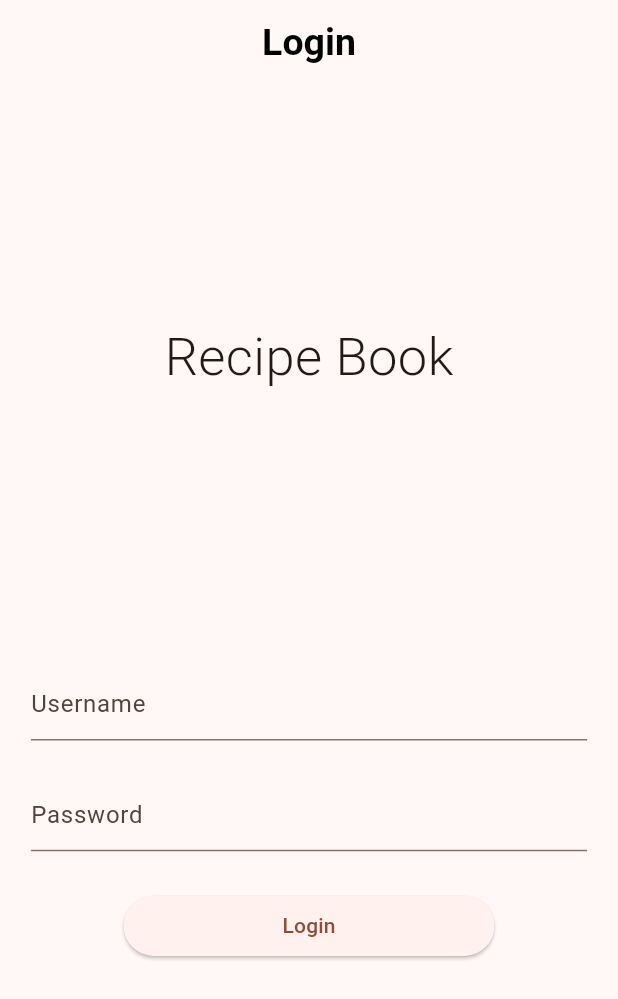
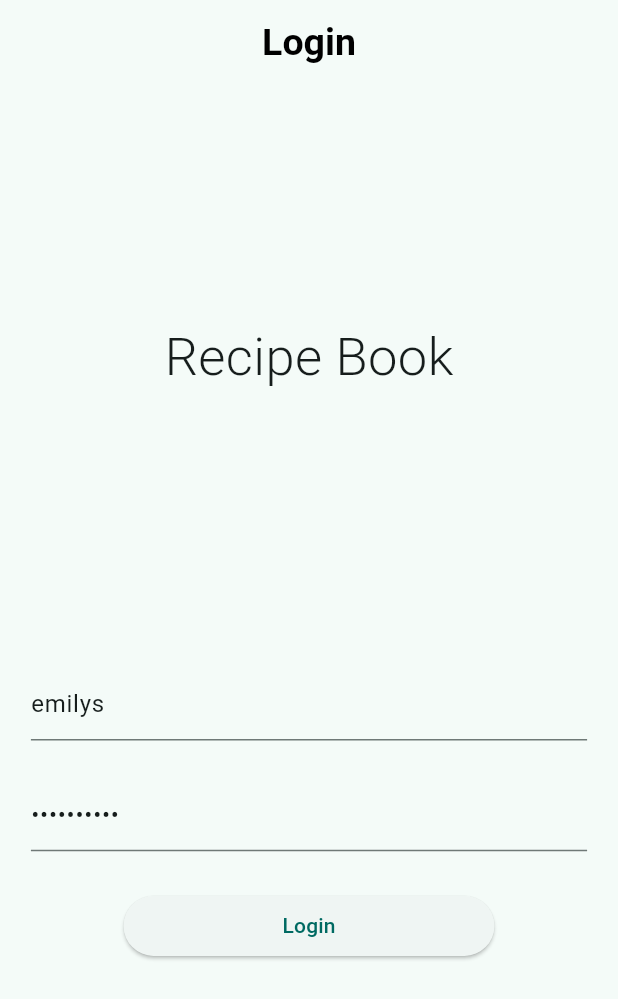
Before and after one commit to keiran0/flutter_recipe_app, a Flutter app: the screen it shows after launch, after a tap on "Login", on a phone screen of 412 x 824 dp. Shown: the top 999 px of the screen. Run offline on Flutter 3.47's test engine with Material 3 defaults, Android fonts, the phone set to English and light mode, and no system bars; our stand-ins replace dio; missing offline and left inert: status_alert; accounts and stored records are empty; network calls fail.

Commit message:
changed version of flutter and added more stuff

```diff
--- /dev/null
+++ b/lib/const.dart
@@ -0,0 +1 @@
+const String API_BASE_URL = "https://dummyjson.com/";
--- a/lib/main.dart
+++ b/lib/main.dart
@@ -1,5 +1,6 @@
 import 'package:flutter/material.dart';
 import 'package:recipes_app/pages/login_page.dart';
+import './pages/home_page.dart';
 
 void main() {
   runApp(myApp());
@@ -13,7 +14,7 @@ class myApp extends StatelessWidget {
       title: 'Recipe book',
       debugShowCheckedModeBanner: false,
       theme: ThemeData(
-        colorScheme: ColorScheme.fromSeed(seedColor: Colors.deepOrange),
+        colorScheme: ColorScheme.fromSeed(seedColor: const Color.fromARGB(255, 15, 248, 229)),
         appBarTheme: const AppBarTheme(
           titleTextStyle: TextStyle(
             color: Colors.black,
@@ -22,7 +23,11 @@ class myApp extends StatelessWidget {
           )
         )
       ),
-      home: LoginPage(),
+      initialRoute: "/login",
+      routes: {
+        "/login": (context) => LoginPage(),
+        "/home": (context) => HomePage(),
+      }
     );
   }
 
--- /dev/null
+++ b/lib/models/recipe.dart
@@ -0,0 +1,112 @@
+class Recipe {
+    int id;
+    String name;
+    List<String> ingredients;
+    List<String> instructions;
+    int prepTimeMinutes;
+    int cookTimeMinutes;
+    int servings;
+    String difficulty;
+    String cuisine;
+    int caloriesPerServing;
+    List<String> tags;
+    int userId;
+    String image;
+    double rating;
+    int reviewCount;
+    List<String> mealType;
+
+    Recipe({
+        required this.id,
+        required this.name,
+        required this.ingredients,
+        required this.instructions,
+        required this.prepTimeMinutes,
+        required this.cookTimeMinutes,
+        required this.servings,
+        required this.difficulty,
+        required this.cuisine,
+        required this.caloriesPerServing,
+        required this.tags,
+        required this.userId,
+        required this.image,
+        required this.rating,
+        required this.reviewCount,
+        required this.mealType,
+    });
+
+    Recipe copyWith({
+        int? id,
+        String? name,
+        List<String>? ingredients,
+        List<String>? instructions,
+        int? prepTimeMinutes,
+        int? cookTimeMinutes,
+        int? servings,
+        String? difficulty,
+        String? cuisine,
+        int? caloriesPerServing,
+        List<String>? tags,
+        int? userId,
+        String? image,
+        double? rating,
+        int? reviewCount,
+        List<String>? mealType,
+    }) =>
+        Recipe(
+            id: id ?? this.id,
+            name: name ?? this.name,
+            ingredients: ingredients ?? this.ingredients,
+            instructions: instructions ?? this.instructions,
+            prepTimeMinutes: prepTimeMinutes ?? this.prepTimeMinutes,
+            cookTimeMinutes: cookTimeMinutes ?? this.cookTimeMinutes,
+            servings: servings ?? this.servings,
+            difficulty: difficulty ?? this.difficulty,
+            cuisine: cuisine ?? this.cuisine,
+            caloriesPerServing: caloriesPerServing ?? this.caloriesPerServing,
+            tags: tags ?? this.tags,
+            userId: userId ?? this.userId,
+            image: image ?? this.image,
+            rating: rating ?? this.rating,
+            reviewCount: reviewCount ?? this.reviewCount,
+            mealType: mealType ?? this.mealType,
+        );
+
+    factory Recipe.fromJson(Map<String, dynamic> json) => Recipe(
+        id: json["id"],
+        name: json["name"],
+        ingredients: List<String>.from(json["ingredients"].map((x) => x)),
+        instructions: List<String>.from(json["instructions"].map((x) => x)),
+        prepTimeMinutes: json["prepTimeMinutes"],
+        cookTimeMinutes: json["cookTimeMinutes"],
+        servings: json["servings"],
+        difficulty: json["difficulty"],
+        cuisine: json["cuisine"],
+        caloriesPerServing: json["caloriesPerServing"],
+        tags: List<String>.from(json["tags"].map((x) => x)),
+        userId: json["userId"],
+        image: json["image"],
+        rating: json["rating"]?.toDouble(),
+        reviewCount: json["reviewCount"],
+        mealType: List<String>.from(json["mealType"].map((x) => x)),
+    );
+
+    Map<String, dynamic> toJson() => {
+        "id": id,
+        "name": name,
+        "ingredients": List<dynamic>.from(ingredients.map((x) => x)),
+        "instructions": List<dynamic>.from(instructions.map((x) => x)),
+        "prepTimeMinutes": prepTimeMinutes,
+        "cookTimeMinutes": cookTimeMinutes,
+        "servings": servings,
+        "difficulty": difficulty,
+        "cuisine": cuisine,
+        "caloriesPerServing": caloriesPerServing,
+        "tags": List<dynamic>.from(tags.map((x) => x)),
+        "userId": userId,
+        "image": image,
+        "rating": rating,
+        "reviewCount": reviewCount,
+        "mealType": List<dynamic>.from(mealType.map((x) => x)),
+    };
+}
--- /dev/null
+++ b/lib/models/user.dart
@@ -0,0 +1,75 @@
+//code generated wth quicktype.io, passing in response from dummyjson after posting valid credentials to:
+//https://dummyjson.com/auth/login
+//quick reference: username: emilys, password: emilyspass
+//headers application/json
+
+class User {
+    String accessToken;
+    String refreshToken;
+    int id;
+    String username;
+    String email;
+    String firstName;
+    String lastName;
+    String gender;
+    String image;
+
+    User({
+        required this.accessToken,
+        required this.refreshToken,
+        required this.id,
+        required this.username,
+        required this.email,
+        required this.firstName,
+        required this.lastName,
+        required this.gender,
+        required this.image,
+    });
+
+    User copyWith({
+        String? accessToken,
+        String? refreshToken,
+        int? id,
+        String? username,
+        String? email,
+        String? firstName,
+        String? lastName,
+        String? gender,
+        String? image,
+    }) =>
+        User(
+            accessToken: accessToken ?? this.accessToken,
+            refreshToken: refreshToken ?? this.refreshToken,
+            id: id ?? this.id,
+            username: username ?? this.username,
+            email: email ?? this.email,
+            firstName: firstName ?? this.firstName,
+            lastName: lastName ?? this.lastName,
+            gender: gender ?? this.gender,
+            image: image ?? this.image,
+        );
+
+    factory User.fromJson(Map<String, dynamic> json) => User(
+        accessToken: json["accessToken"],
+        refreshToken: json["refreshToken"],
+        id: json["id"],
+        username: json["username"],
+        email: json["email"],
+        firstName: json["firstName"],
+        lastName: json["lastName"],
+        gender: json["gender"],
+        image: json["image"],
+    );
+
+    Map<String, dynamic> toJson() => {
+        "accessToken": accessToken,
+        "refreshToken": refreshToken,
+        "id": id,
+        "username": username,
+        "email": email,
+        "firstName": firstName,
+        "lastName": lastName,
+        "gender": gender,
+        "image": image,
+    };
+}
--- /dev/null
+++ b/lib/pages/home_page.dart
@@ -0,0 +1,61 @@
+import 'package:flutter/material.dart';
+
+class HomePage extends StatefulWidget {
+  const HomePage({super.key});
+
+  @override
+  State<HomePage> createState() => _HomePageState();
+}
+
+class _HomePageState extends State<HomePage> {
+  @override
+  Widget build(BuildContext context) {
+    return Scaffold(
+      appBar: AppBar(
+        title: const Text("Recipe book"),
+        centerTitle: true,
+      ),
+      body: SafeArea(child: _buildUI()),
+    );
+  }
+
+  Widget _buildUI(){
+    return Container(
+      child: Column(children: [
+        _recipeTypeButtons()
+      ])
+    );
+  }
+
+  Widget _recipeTypeButtons() {
+    return SizedBox(
+      height: MediaQuery.sizeOf(context).height * 0.05,
+      child: ListView(
+        scrollDirection: Axis.horizontal,
+        children: [
+          Padding(
+            padding: const EdgeInsets.symmetric(horizontal: 5.0),
+            child: FilledButton(onPressed: () {}, child: const Text("🍿 Snack")),
+          ),
+          Padding(
+            padding: const EdgeInsets.symmetric(horizontal: 5.0),
+            child: FilledButton(onPressed: () {}, child: const Text("🍳Breakfast")),
+          ),
+          Padding(
+            padding: const EdgeInsets.symmetric(horizontal: 5.0),
+            child: FilledButton(onPressed: () {}, child: const Text("🥘 Lunch")),
+          ),
+          Padding(
+            padding: const EdgeInsets.symmetric(horizontal: 5.0),
+            child: FilledButton(onPressed: () {}, child: const Text("🍸 Dinner")),
+          )
+        ]
+      ),
+
+
+    );
+  }
+
+
+
+}
--- a/lib/pages/login_page.dart
+++ b/lib/pages/login_page.dart
@@ -1,4 +1,6 @@
 import 'package:flutter/material.dart';
+import 'package:recipes_app/services/auth_service.dart';
+import 'package:status_alert/status_alert.dart';
 
 class LoginPage extends StatefulWidget {
   @override
@@ -8,6 +10,10 @@ class LoginPage extends StatefulWidget {
 }
 
 class _LoginPageState extends State<LoginPage> {
+
+  GlobalKey<FormState> _loginFormKey = GlobalKey();
+  String? username, password; //optional string for the state because you may or may not have a username
+
   @override
   Widget build(BuildContext context) {
     return Scaffold(
@@ -23,7 +29,10 @@ class _LoginPageState extends State<LoginPage> {
 
   Widget _buildUI() {
     return SizedBox(
-      width: MediaQuery.sizeOf(context).width, //make the sized box the complete width of the device.
+      width:
+          MediaQuery.sizeOf(
+            context,
+          ).width, //make the sized box the complete width of the device.
       child: Column(
         mainAxisSize: MainAxisSize.max,
         mainAxisAlignment: MainAxisAlignment.spaceEvenly,
@@ -45,13 +54,41 @@ class _LoginPageState extends State<LoginPage> {
       width: MediaQuery.sizeOf(context).width * 0.9,
       height: MediaQuery.sizeOf(context).height * 0.3,
       child: Form(
+        key: _loginFormKey,
         child: Column(
           mainAxisSize: MainAxisSize.max,
           mainAxisAlignment: MainAxisAlignment.spaceEvenly,
           crossAxisAlignment: CrossAxisAlignment.center,
           children: [
-            TextFormField(decoration: InputDecoration(hintText: "Username")),
-            TextFormField(decoration: InputDecoration(hintText: "Password")),
+            TextFormField(
+              initialValue: "emilys",
+              onSaved: (value) {
+                setState(() {
+                  username = value;
+                });
+              },
+              validator: (value) {
+                if (value == null || value.isEmpty) {
+                  return "enter a username";
+                }
+              },
+              decoration: InputDecoration(hintText: "Username"),
+            ),
+            TextFormField(
+              initialValue: "emilyspass",
+              onSaved: (value) {
+                setState(() {
+                  password = value;
+                });
+              },
+              decoration: InputDecoration(hintText: "Password"),
+              obscureText: true,
+              validator: (value) {
+                if (value == null || value.length < 5) {
+                  return "enter a valid password";
+                }
+              },
+            ),
             _loginButton(),
           ],
         ),
@@ -62,7 +99,34 @@ class _LoginPageState extends State<LoginPage> {
   Widget _loginButton() {
     return SizedBox(
       width: MediaQuery.sizeOf(context).width * 0.6,
-      child: ElevatedButton(onPressed: () {}, child: const Text('Login')),
+      child: ElevatedButton(
+        onPressed: () async {
+          //if the validate function returns a null value, then return false
+          //otherwise, use the value returned by the validate function.
+          if (_loginFormKey.currentState?.validate() ?? false) {
+            _loginFormKey.currentState?.save();
+            //print("$username - $password");
+            bool result = await AuthService().login(username!, password!);
+            //! used to indicate that you know that they have a value, not null
+            //you already checkjed for null checking in the validate function and if blocks in validator param.
+            print(result);
+            if (result) {
+              Navigator.pushReplacementNamed(context, "/home"); //remove the current screen and replace it with the home screen.
+              //also prevents users from going back to the previous page.
+            } else {
+              StatusAlert.show(
+                context,
+                duration: const Duration(seconds: 2),
+                title: 'Login failed',
+                subtitle: 'Please try again.',
+                configuration: const IconConfiguration(icon: Icons.error),
+                maxWidth: 260
+              );
+            }
+          }
+        },
+        child: const Text('Login'),
+      ),
     );
   }
 }
--- /dev/null
+++ b/lib/services/auth_service.dart
@@ -0,0 +1,40 @@
+import 'package:recipes_app/services/http_service.dart';
+import '../models/user.dart';
+
+
+class AuthService {
+
+  static final AuthService _singleton = AuthService._internal();
+
+  User? user; //saving the user in the authservice
+
+  final _httpService = HTTPService();
+
+  factory AuthService() {
+    return _singleton;
+    //singleton is a design pattern that ensures that a class has only one instance
+    //and provides a global point of access to that instance.
+    //the factory constructor provides access to the single instance of the class.
+  }
+
+  AuthService._internal();
+
+//the below function will take some time to complete. once it completes, it will return a bool value to us.
+  Future<bool> login(String username, String password) async {
+    try {
+      var response = await _httpService.post('auth/login', {"username": username, "password": password});
+      print(response?.statusCode);
+      if (response?.statusCode == 200 && response?.data != null) {
+        //print(response!.data);
+        user = User.fromJson(response!.data);
+        //print(user);
+        HTTPService().setup(bearerToken: user!.accessToken);
+        return true;
+      }
+    } catch (e) {
+      print(e);
+    }
+    return false;
+  }
+
+}
--- /dev/null
+++ b/lib/services/data_service.dart
@@ -0,0 +1,26 @@
+
+
+import "../models/recipe.dart";
+import "../services/http_service.dart";
+
+class DataService {
+  static final DataService _singleton = DataService._internal();
+
+  final HTTPService _httpService = HTTPService();
+
+  factory DataService() {
+    return _singleton;
+  }
+
+  DataService._internal();
+
+  //question mark because you might fail when fetching the data.
+  Future<List<Recipe>?> getRecipes() async {
+    String path = "recipes/";
+    var response = await _httpService.get(path);
+    if (response?.statusCode == 200 && response?.data != null) {
+      print(response!.data);
+    }
+  }
+
+}
--- /dev/null
+++ b/lib/services/http_service.dart
@@ -0,0 +1,63 @@
+import "package:dio/dio.dart";
+import "package:recipes_app/const.dart";
+class HTTPService {
+
+  static final HTTPService _singleton = HTTPService._internal();
+
+  final _dio = Dio();
+
+  factory HTTPService() {
+    return _singleton;
+    //singleton is a design pattern that ensures that a class has only one instance
+    //and provides a global point of access to that instance.
+    //the factory constructor provides access to the single instance of the class.
+  }
+
+  HTTPService._internal() {
+    setup();
+  }
+
+  Future<void> setup({String? bearerToken}) async {
+
+    final headers = {
+      "Content-Type": "application/json",
+    };
+
+    if (bearerToken!= null) {
+      headers['Authorization'] = "Bearer : $bearerToken";
+    }
+
+    final options = BaseOptions( //tell dio to use these options with every request it sends.
+      baseUrl: API_BASE_URL,
+      headers: headers,
+      validateStatus: (status) {
+        if (status == null){
+          return false;
+        }
+        return status < 500;
+      }
+    );
+
+    _dio.options = options;
+
+  }
+
+  Future<Response?> post(String path, Map data) async {
+    try {
+      final response = await _dio.post(path, data:data);
+      return response;
+    } catch (e) {
+      print(e);
+    }
+  }
+
+  Future<Response?> get(String path) async {
+    try {
+      final response = await _dio.get(path);
+      return response;
+    } catch (e) {
+      print(e);
+    }
+  }
+
+}
--- a/pubspec.yaml
+++ b/pubspec.yaml
@@ -19,7 +19,7 @@ publish_to: 'none' # Remove this line if you wish to publish to pub.dev
 version: 1.0.0+1
 
 environment:
-  sdk: ^3.7.0
+  sdk: ^3.5.4
 
 # Dependencies specify other packages that your package needs in order to work.
 # To automatically upgrade your package dependencies to the latest versions
@@ -34,6 +34,8 @@ dependencies:
   # The following adds the Cupertino Icons font to your application.
   # Use with the CupertinoIcons class for iOS style icons.
   cupertino_icons: ^1.0.8
+  dio: ^5.8.0+1
+  status_alert: ^1.0.1
 
 dev_dependencies:
   flutter_test:
```
Also changed, not shown: pubspec.lock.
